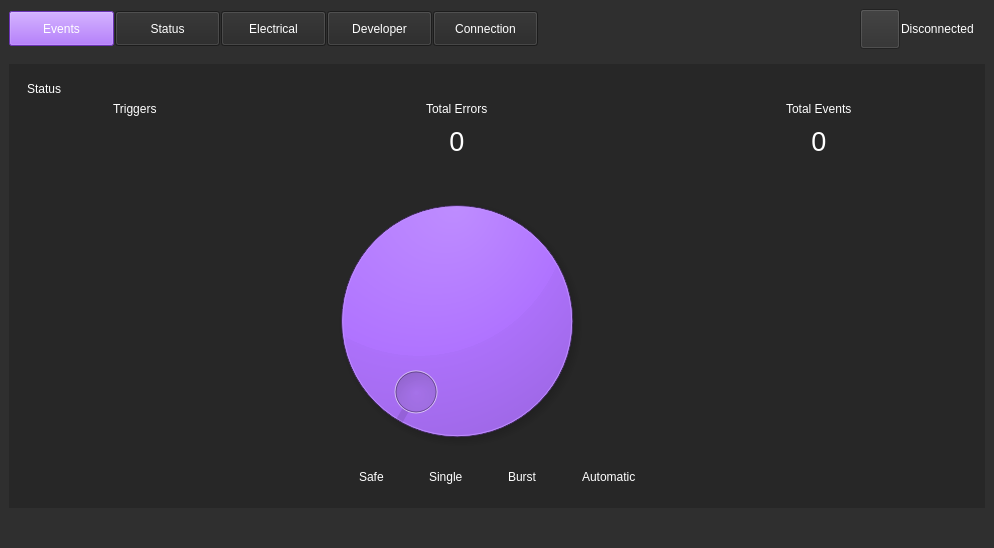
Above: weapon-system-support-software/mainwindow.ui from Team-Controller-NAU/Controller before the change. Below: the same form after it.
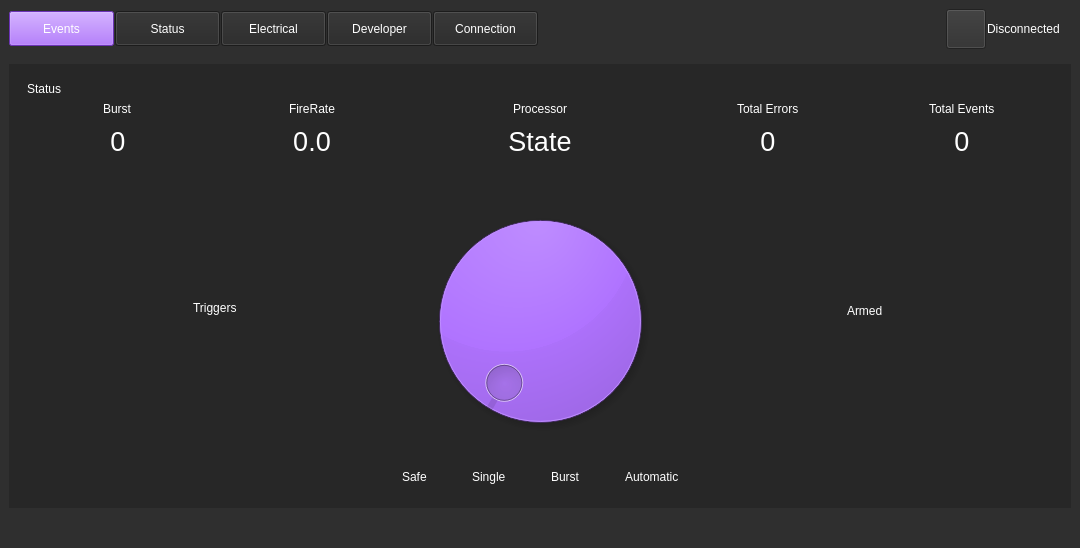
That is the form after the change. The open tabs and pages were chosen to show the change. Icons and pictures are not drawn. Custom widgets are drawn as their Qt base class.

Patch:
```diff
--- a/weapon-system-support-software/mainwindow.ui
+++ b/weapon-system-support-software/mainwindow.ui
@@ -2494,54 +2494,8 @@
            </widget>
            <widget class="QWidget" name="Status_Page">
             <layout class="QGridLayout" name="gridLayout_6">
-             <item row="2" column="4" alignment="Qt::AlignHCenter|Qt::AlignTop">
-              <widget class="QLabel" name="statusEventLabel">
-               <property name="sizePolicy">
-                <sizepolicy hsizetype="Fixed" vsizetype="Fixed">
-                 <horstretch>0</horstretch>
-                 <verstretch>0</verstretch>
-                </sizepolicy>
-               </property>
-               <property name="maximumSize">
-                <size>
-                 <width>296</width>
-                 <height>16777215</height>
-                </size>
-               </property>
-               <property name="styleSheet">
-                <string notr="true">color: rgb(255, 255, 255);
-font: 20pt &quot;Segoe UI&quot;;</string>
-               </property>
-               <property name="text">
-                <string>Total Events</string>
-               </property>
-              </widget>
-             </item>
-             <item row="2" column="0" alignment="Qt::AlignHCenter|Qt::AlignTop">
-              <widget class="QLabel" name="triggerLabel">
-               <property name="sizePolicy">
-                <sizepolicy hsizetype="Fixed" vsizetype="Fixed">
-                 <horstretch>0</horstretch>
-                 <verstretch>0</verstretch>
-                </sizepolicy>
-               </property>
-               <property name="maximumSize">
-                <size>
-                 <width>296</width>
-                 <height>16777215</height>
-                </size>
-               </property>
-               <property name="styleSheet">
-                <string notr="true">color: rgb(255, 255, 255);
-font: 20pt &quot;Segoe UI&quot;;</string>
-               </property>
-               <property name="text">
-                <string>Triggers</string>
-               </property>
-              </widget>
-             </item>
              <item row="3" column="4" alignment="Qt::AlignHCenter|Qt::AlignTop">
-              <widget class="QTextEdit" name="statusEventOutput">
+              <widget class="QTextEdit" name="processorOutput">
                <property name="sizePolicy">
                 <sizepolicy hsizetype="Fixed" vsizetype="Fixed">
                  <horstretch>0</horstretch>
@@ -2550,13 +2504,13 @@
                </property>
                <property name="minimumSize">
                 <size>
-                 <width>296</width>
-                 <height>0</height>
+                 <width>182</width>
+                 <height>50</height>
                 </size>
                </property>
                <property name="maximumSize">
                 <size>
-                 <width>296</width>
+                 <width>182</width>
                  <height>50</height>
                 </size>
                </property>
@@ -2577,71 +2531,68 @@
 li.unchecked::marker { content: &quot;\2610&quot;; }
 li.checked::marker { content: &quot;\2612&quot;; }
 &lt;/style&gt;&lt;/head&gt;&lt;body style=&quot; font-family:'Segoe UI'; font-size:20pt; font-weight:400; font-style:normal;&quot;&gt;
-&lt;p align=&quot;center&quot; style=&quot; margin-top:0px; margin-bottom:0px; margin-left:0px; margin-right:0px; -qt-block-indent:0; text-indent:0px;&quot;&gt;0&lt;/p&gt;&lt;/body&gt;&lt;/html&gt;</string>
+&lt;p align=&quot;center&quot; style=&quot; margin-top:0px; margin-bottom:0px; margin-left:0px; margin-right:0px; -qt-block-indent:0; text-indent:0px;&quot;&gt;State&lt;/p&gt;&lt;/body&gt;&lt;/html&gt;</string>
                </property>
               </widget>
              </item>
-             <item row="0" column="0" alignment="Qt::AlignLeft|Qt::AlignTop">
-              <widget class="QLabel" name="statusTitleLabel">
+             <item row="3" column="0" alignment="Qt::AlignHCenter|Qt::AlignTop">
+              <widget class="QTextEdit" name="burstOutput">
                <property name="sizePolicy">
-                <sizepolicy hsizetype="Preferred" vsizetype="Preferred">
+                <sizepolicy hsizetype="Fixed" vsizetype="Fixed">
                  <horstretch>0</horstretch>
                  <verstretch>0</verstretch>
                 </sizepolicy>
                </property>
-               <property name="maximumSize">
+               <property name="minimumSize">
                 <size>
-                 <width>16777215</width>
-                 <height>35</height>
+                 <width>182</width>
+                 <height>50</height>
                 </size>
                </property>
-               <property name="styleSheet">
-                <string notr="true">color: rgb(255, 255, 255);
-font: 700 24pt &quot;Segoe UI&quot;;</string>
-               </property>
-               <property name="text">
-                <string>Status</string>
-               </property>
-              </widget>
-             </item>
-             <item row="2" column="2" alignment="Qt::AlignHCenter|Qt::AlignTop">
-              <widget class="QLabel" name="statusErrorLabel">
-               <property name="sizePolicy">
-                <sizepolicy hsizetype="Fixed" vsizetype="Fixed">
-                 <horstretch>0</horstretch>
-                 <verstretch>0</verstretch>
-                </sizepolicy>
-               </property>
                <property name="maximumSize">
                 <size>
-                 <width>296</width>
-                 <height>16777215</height>
+                 <width>182</width>
+                 <height>50</height>
                 </size>
                </property>
                <property name="styleSheet">
                 <string notr="true">color: rgb(255, 255, 255);
+background-color: rgb(39, 39, 39);
+border: none;
 font: 20pt &quot;Segoe UI&quot;;</string>
                </property>
-               <property name="text">
-                <string>Total Errors</string>
+               <property name="markdown">
+                <string>0
+
+</string>
                </property>
+               <property name="html">
+                <string>&lt;!DOCTYPE HTML PUBLIC &quot;-//W3C//DTD HTML 4.0//EN&quot; &quot;http://www.w3.org/TR/REC-html40/strict.dtd&quot;&gt;
+&lt;html&gt;&lt;head&gt;&lt;meta name=&quot;qrichtext&quot; content=&quot;1&quot; /&gt;&lt;meta charset=&quot;utf-8&quot; /&gt;&lt;style type=&quot;text/css&quot;&gt;
+p, li { white-space: pre-wrap; }
+hr { height: 1px; border-width: 0; }
+li.unchecked::marker { content: &quot;\2610&quot;; }
+li.checked::marker { content: &quot;\2612&quot;; }
+&lt;/style&gt;&lt;/head&gt;&lt;body style=&quot; font-family:'Segoe UI'; font-size:20pt; font-weight:400; font-style:normal;&quot;&gt;
+&lt;p align=&quot;center&quot; style=&quot; margin-top:13px; margin-bottom:13px; margin-left:0px; margin-right:0px; -qt-block-indent:0; text-indent:0px;&quot;&gt;0&lt;/p&gt;&lt;/body&gt;&lt;/html&gt;</string>
+               </property>
               </widget>
              </item>
-             <item row="4" column="2">
+             <item row="4" column="4">
               <widget class="feedposition" name="feedPosition">
                <property name="enabled">
                 <bool>true</bool>
                </property>
                <property name="sizePolicy">
-                <sizepolicy hsizetype="Expanding" vsizetype="Expanding">
+                <sizepolicy hsizetype="Fixed" vsizetype="Fixed">
                  <horstretch>20</horstretch>
                  <verstretch>20</verstretch>
                 </sizepolicy>
                </property>
                <property name="minimumSize">
                 <size>
-                 <width>200</width>
-                 <height>200</height>
+                 <width>250</width>
+                 <height>250</height>
                 </size>
                </property>
                <property name="toolTip">
@@ -2666,6 +2617,29 @@
                </property>
               </widget>
              </item>
+             <item row="2" column="8" alignment="Qt::AlignHCenter|Qt::AlignTop">
+              <widget class="QLabel" name="statusEventLabel">
+               <property name="sizePolicy">
+                <sizepolicy hsizetype="Fixed" vsizetype="Fixed">
+                 <horstretch>0</horstretch>
+                 <verstretch>0</verstretch>
+                </sizepolicy>
+               </property>
+               <property name="maximumSize">
+                <size>
+                 <width>16777215</width>
+                 <height>16777215</height>
+                </size>
+               </property>
+               <property name="styleSheet">
+                <string notr="true">color: rgb(255, 255, 255);
+font: 20pt &quot;Segoe UI&quot;;</string>
+               </property>
+               <property name="text">
+                <string>Total Events</string>
+               </property>
+              </widget>
+             </item>
              <item row="3" column="1">
               <spacer name="horizontalSpacer_7">
                <property name="orientation">
@@ -2679,26 +2653,209 @@
                </property>
               </spacer>
              </item>
-             <item row="3" column="0">
-              <layout class="QHBoxLayout" name="triggerOutputs">
+             <item row="4" column="0" colspan="3">
+              <layout class="QVBoxLayout" name="triggerLayout">
                <item>
-                <spacer name="horizontalSpacer_10">
+                <spacer name="verticalSpacer_5">
                  <property name="orientation">
-                  <enum>Qt::Horizontal</enum>
+                  <enum>Qt::Vertical</enum>
                  </property>
-                 <property name="sizeType">
-                  <enum>QSizePolicy::Fixed</enum>
+                 <property name="sizeHint" stdset="0">
+                  <size>
+                   <width>20</width>
+                   <height>40</height>
+                  </size>
                  </property>
+                </spacer>
+               </item>
+               <item alignment="Qt::AlignHCenter">
+                <widget class="QLabel" name="triggerLabel">
+                 <property name="sizePolicy">
+                  <sizepolicy hsizetype="Expanding" vsizetype="Fixed">
+                   <horstretch>0</horstretch>
+                   <verstretch>0</verstretch>
+                  </sizepolicy>
+                 </property>
+                 <property name="maximumSize">
+                  <size>
+                   <width>296</width>
+                   <height>16777215</height>
+                  </size>
+                 </property>
+                 <property name="styleSheet">
+                  <string notr="true">color: rgb(255, 255, 255);
+font: 20pt &quot;Segoe UI&quot;;</string>
+                 </property>
+                 <property name="text">
+                  <string>Triggers</string>
+                 </property>
+                </widget>
+               </item>
+               <item>
+                <layout class="QHBoxLayout" name="triggerOutputs">
+                 <item>
+                  <spacer name="horizontalSpacer_10">
+                   <property name="orientation">
+                    <enum>Qt::Horizontal</enum>
+                   </property>
+                   <property name="sizeType">
+                    <enum>QSizePolicy::Fixed</enum>
+                   </property>
+                   <property name="sizeHint" stdset="0">
+                    <size>
+                     <width>80</width>
+                     <height>20</height>
+                    </size>
+                   </property>
+                  </spacer>
+                 </item>
+                 <item>
+                  <widget class="QLabel" name="trigger1">
+                   <property name="maximumSize">
+                    <size>
+                     <width>50</width>
+                     <height>50</height>
+                    </size>
+                   </property>
+                   <property name="toolTip">
+                    <string>&lt;html&gt;&lt;head/&gt;&lt;body&gt;&lt;p&gt;&lt;span style=&quot; font-size:12pt;&quot;&gt;Trigger 1&lt;/span&gt;&lt;/p&gt;&lt;/body&gt;&lt;/html&gt;</string>
+                   </property>
+                   <property name="styleSheet">
+                    <string notr="true">QToolTip{
+    background-color: #000000;
+    color: #FFFFFF;
+    border: 1px solid black;
+}</string>
+                   </property>
+                   <property name="text">
+                    <string/>
+                   </property>
+                   <property name="pixmap">
+                    <pixmap resource="resources.qrc">:/resources/Images/blankButton.png</pixmap>
+                   </property>
+                   <property name="scaledContents">
+                    <bool>true</bool>
+                   </property>
+                  </widget>
+                 </item>
+                 <item>
+                  <spacer name="horizontalSpacer_12">
+                   <property name="orientation">
+                    <enum>Qt::Horizontal</enum>
+                   </property>
+                   <property name="sizeType">
+                    <enum>QSizePolicy::Fixed</enum>
+                   </property>
+                   <property name="sizeHint" stdset="0">
+                    <size>
+                     <width>36</width>
+                     <height>20</height>
+                    </size>
+                   </property>
+                  </spacer>
+                 </item>
+                 <item>
+                  <widget class="QLabel" name="trigger2">
+                   <property name="maximumSize">
+                    <size>
+                     <width>50</width>
+                     <height>50</height>
+                    </size>
+                   </property>
+                   <property name="toolTip">
+                    <string>&lt;html&gt;&lt;head/&gt;&lt;body&gt;&lt;p&gt;&lt;span style=&quot; font-size:12pt; color:#ffffff;&quot;&gt;Trigger 2&lt;/span&gt;&lt;/p&gt;&lt;/body&gt;&lt;/html&gt;</string>
+                   </property>
+                   <property name="styleSheet">
+                    <string notr="true">QToolTip{
+    background-color: #000000;
+    color: #FFFFFF;
+    border: 1px solid black;
+}</string>
+                   </property>
+                   <property name="text">
+                    <string/>
+                   </property>
+                   <property name="pixmap">
+                    <pixmap resource="resources.qrc">:/resources/Images/greenButton.png</pixmap>
+                   </property>
+                   <property name="scaledContents">
+                    <bool>true</bool>
+                   </property>
+                  </widget>
+                 </item>
+                 <item>
+                  <spacer name="horizontalSpacer_11">
+                   <property name="orientation">
+                    <enum>Qt::Horizontal</enum>
+                   </property>
+                   <property name="sizeType">
+                    <enum>QSizePolicy::Fixed</enum>
+                   </property>
+                   <property name="sizeHint" stdset="0">
+                    <size>
+                     <width>80</width>
+                     <height>20</height>
+                    </size>
+                   </property>
+                  </spacer>
+                 </item>
+                </layout>
+               </item>
+               <item>
+                <spacer name="verticalSpacer_3">
+                 <property name="orientation">
+                  <enum>Qt::Vertical</enum>
+                 </property>
                  <property name="sizeHint" stdset="0">
                   <size>
-                   <width>80</width>
-                   <height>20</height>
+                   <width>20</width>
+                   <height>40</height>
                   </size>
                  </property>
                 </spacer>
                </item>
+              </layout>
+             </item>
+             <item row="4" column="6" colspan="3">
+              <layout class="QVBoxLayout" name="armedLayout">
                <item>
-                <widget class="QLabel" name="trigger1">
+                <spacer name="verticalSpacer_6">
+                 <property name="orientation">
+                  <enum>Qt::Vertical</enum>
+                 </property>
+                 <property name="sizeHint" stdset="0">
+                  <size>
+                   <width>20</width>
+                   <height>40</height>
+                  </size>
+                 </property>
+                </spacer>
+               </item>
+               <item alignment="Qt::AlignHCenter">
+                <widget class="QLabel" name="armedLabel">
+                 <property name="sizePolicy">
+                  <sizepolicy hsizetype="Expanding" vsizetype="Fixed">
+                   <horstretch>0</horstretch>
+                   <verstretch>0</verstretch>
+                  </sizepolicy>
+                 </property>
+                 <property name="maximumSize">
+                  <size>
+                   <width>296</width>
+                   <height>16777215</height>
+                  </size>
+                 </property>
+                 <property name="styleSheet">
+                  <string notr="true">color: rgb(255, 255, 255);
+font: 20pt &quot;Segoe UI&quot;;</string>
+                 </property>
+                 <property name="text">
+                  <string>Armed</string>
+                 </property>
+                </widget>
+               </item>
+               <item alignment="Qt::AlignHCenter">
+                <widget class="QLabel" name="armedOutput">
                  <property name="maximumSize">
                   <size>
                    <width>50</width>
@@ -2727,123 +2884,21 @@
                 </widget>
                </item>
                <item>
-                <spacer name="horizontalSpacer_12">
+                <spacer name="verticalSpacer_4">
                  <property name="orientation">
-                  <enum>Qt::Horizontal</enum>
+                  <enum>Qt::Vertical</enum>
                  </property>
-                 <property name="sizeType">
-                  <enum>QSizePolicy::Fixed</enum>
-                 </property>
                  <property name="sizeHint" stdset="0">
                   <size>
-                   <width>36</width>
-                   <height>20</height>
-                  </size>
-                 </property>
-                </spacer>
-               </item>
-               <item>
-                <widget class="QLabel" name="trigger2">
-                 <property name="maximumSize">
-                  <size>
-                   <width>50</width>
-                   <height>50</height>
-                  </size>
-                 </property>
-                 <property name="toolTip">
-                  <string>&lt;html&gt;&lt;head/&gt;&lt;body&gt;&lt;p&gt;&lt;span style=&quot; font-size:12pt; color:#ffffff;&quot;&gt;Trigger 2&lt;/span&gt;&lt;/p&gt;&lt;/body&gt;&lt;/html&gt;</string>
-                 </property>
-                 <property name="styleSheet">
-                  <string notr="true">QToolTip{
-    background-color: #000000;
-    color: #FFFFFF;
-    border: 1px solid black;
-}</string>
-                 </property>
-                 <property name="text">
-                  <string/>
-                 </property>
-                 <property name="pixmap">
-                  <pixmap resource="resources.qrc">:/resources/Images/greenButton.png</pixmap>
-                 </property>
-                 <property name="scaledContents">
-                  <bool>true</bool>
-                 </property>
-                </widget>
-               </item>
-               <item>
-                <spacer name="horizontalSpacer_11">
-                 <property name="orientation">
-                  <enum>Qt::Horizontal</enum>
-                 </property>
-                 <property name="sizeType">
-                  <enum>QSizePolicy::Fixed</enum>
-                 </property>
-                 <property name="sizeHint" stdset="0">
-                  <size>
-                   <width>80</width>
-                   <height>20</height>
+                   <width>20</width>
+                   <height>40</height>
                   </size>
                  </property>
                 </spacer>
                </item>
               </layout>
              </item>
-             <item row="3" column="3">
-              <spacer name="horizontalSpacer_8">
-               <property name="orientation">
-                <enum>Qt::Horizontal</enum>
-               </property>
-               <property name="sizeHint" stdset="0">
-                <size>
-                 <width>40</width>
-                 <height>20</height>
-                </size>
-               </property>
-              </spacer>
-             </item>
-             <item row="3" column="2" alignment="Qt::AlignHCenter|Qt::AlignTop">
-              <widget class="QTextEdit" name="statusErrorOutput">
-               <property name="sizePolicy">
-                <sizepolicy hsizetype="Fixed" vsizetype="Fixed">
-                 <horstretch>0</horstretch>
-                 <verstretch>0</verstretch>
-                </sizepolicy>
-               </property>
-               <property name="minimumSize">
-                <size>
-                 <width>296</width>
-                 <height>0</height>
-                </size>
-               </property>
-               <property name="maximumSize">
-                <size>
-                 <width>296</width>
-                 <height>50</height>
-                </size>
-               </property>
-               <property name="contextMenuPolicy">
-                <enum>Qt::NoContextMenu</enum>
-               </property>
-               <property name="styleSheet">
-                <string notr="true">color: rgb(255, 255, 255);
-background-color: rgb(39, 39, 39);
-border: none;
-font: 20pt &quot;Segoe UI&quot;;</string>
-               </property>
-               <property name="html">
-                <string>&lt;!DOCTYPE HTML PUBLIC &quot;-//W3C//DTD HTML 4.0//EN&quot; &quot;http://www.w3.org/TR/REC-html40/strict.dtd&quot;&gt;
-&lt;html&gt;&lt;head&gt;&lt;meta name=&quot;qrichtext&quot; content=&quot;1&quot; /&gt;&lt;meta charset=&quot;utf-8&quot; /&gt;&lt;style type=&quot;text/css&quot;&gt;
-p, li { white-space: pre-wrap; }
-hr { height: 1px; border-width: 0; }
-li.unchecked::marker { content: &quot;\2610&quot;; }
-li.checked::marker { content: &quot;\2612&quot;; }
-&lt;/style&gt;&lt;/head&gt;&lt;body style=&quot; font-family:'Segoe UI'; font-size:20pt; font-weight:400; font-style:normal;&quot;&gt;
-&lt;p align=&quot;center&quot; style=&quot; margin-top:0px; margin-bottom:0px; margin-left:0px; margin-right:0px; -qt-block-indent:0; text-indent:0px;&quot;&gt;0&lt;/p&gt;&lt;/body&gt;&lt;/html&gt;</string>
-               </property>
-              </widget>
-             </item>
-             <item row="7" column="0" colspan="5">
+             <item row="7" column="0" colspan="9">
               <layout class="QHBoxLayout" name="horizontalLayout_4">
                <property name="spacing">
                 <number>0</number>
@@ -3019,6 +3074,267 @@
                </item>
               </layout>
              </item>
+             <item row="2" column="6" alignment="Qt::AlignHCenter|Qt::AlignTop">
+              <widget class="QLabel" name="statusErrorLabel">
+               <property name="sizePolicy">
+                <sizepolicy hsizetype="Fixed" vsizetype="Fixed">
+                 <horstretch>0</horstretch>
+                 <verstretch>0</verstretch>
+                </sizepolicy>
+               </property>
+               <property name="maximumSize">
+                <size>
+                 <width>16777215</width>
+                 <height>16777215</height>
+                </size>
+               </property>
+               <property name="styleSheet">
+                <string notr="true">color: rgb(255, 255, 255);
+font: 20pt &quot;Segoe UI&quot;;</string>
+               </property>
+               <property name="text">
+                <string>Total Errors</string>
+               </property>
+              </widget>
+             </item>
+             <item row="0" column="0" alignment="Qt::AlignLeft|Qt::AlignTop">
+              <widget class="QLabel" name="statusTitleLabel">
+               <property name="sizePolicy">
+                <sizepolicy hsizetype="Preferred" vsizetype="Preferred">
+                 <horstretch>0</horstretch>
+                 <verstretch>0</verstretch>
+                </sizepolicy>
+               </property>
+               <property name="maximumSize">
+                <size>
+                 <width>16777215</width>
+                 <height>35</height>
+                </size>
+               </property>
+               <property name="styleSheet">
+                <string notr="true">color: rgb(255, 255, 255);
+font: 700 24pt &quot;Segoe UI&quot;;</string>
+               </property>
+               <property name="text">
+                <string>Status</string>
+               </property>
+              </widget>
+             </item>
+             <item row="3" column="6" alignment="Qt::AlignHCenter|Qt::AlignTop">
+              <widget class="QTextEdit" name="statusErrorOutput">
+               <property name="sizePolicy">
+                <sizepolicy hsizetype="Fixed" vsizetype="Fixed">
+                 <horstretch>0</horstretch>
+                 <verstretch>0</verstretch>
+                </sizepolicy>
+               </property>
+               <property name="minimumSize">
+                <size>
+                 <width>182</width>
+                 <height>50</height>
+                </size>
+               </property>
+               <property name="maximumSize">
+                <size>
+                 <width>182</width>
+                 <height>50</height>
+                </size>
+               </property>
+               <property name="contextMenuPolicy">
+                <enum>Qt::NoContextMenu</enum>
+               </property>
+               <property name="styleSheet">
+                <string notr="true">color: rgb(255, 255, 255);
+background-color: rgb(39, 39, 39);
+border: none;
+font: 20pt &quot;Segoe UI&quot;;</string>
+               </property>
+               <property name="html">
+                <string>&lt;!DOCTYPE HTML PUBLIC &quot;-//W3C//DTD HTML 4.0//EN&quot; &quot;http://www.w3.org/TR/REC-html40/strict.dtd&quot;&gt;
+&lt;html&gt;&lt;head&gt;&lt;meta name=&quot;qrichtext&quot; content=&quot;1&quot; /&gt;&lt;meta charset=&quot;utf-8&quot; /&gt;&lt;style type=&quot;text/css&quot;&gt;
+p, li { white-space: pre-wrap; }
+hr { height: 1px; border-width: 0; }
+li.unchecked::marker { content: &quot;\2610&quot;; }
+li.checked::marker { content: &quot;\2612&quot;; }
+&lt;/style&gt;&lt;/head&gt;&lt;body style=&quot; font-family:'Segoe UI'; font-size:20pt; font-weight:400; font-style:normal;&quot;&gt;
+&lt;p align=&quot;center&quot; style=&quot; margin-top:0px; margin-bottom:0px; margin-left:0px; margin-right:0px; -qt-block-indent:0; text-indent:0px;&quot;&gt;0&lt;/p&gt;&lt;/body&gt;&lt;/html&gt;</string>
+               </property>
+              </widget>
+             </item>
+             <item row="2" column="0" alignment="Qt::AlignHCenter|Qt::AlignTop">
+              <widget class="QLabel" name="burstLabel_2">
+               <property name="sizePolicy">
+                <sizepolicy hsizetype="Fixed" vsizetype="Fixed">
+                 <horstretch>0</horstretch>
+                 <verstretch>0</verstretch>
+                </sizepolicy>
+               </property>
+               <property name="styleSheet">
+                <string notr="true">color: rgb(255, 255, 255);
+font: 20pt &quot;Segoe UI&quot;;</string>
+               </property>
+               <property name="text">
+                <string>Burst</string>
+               </property>
+              </widget>
+             </item>
+             <item row="3" column="8" alignment="Qt::AlignHCenter|Qt::AlignTop">
+              <widget class="QTextEdit" name="statusEventOutput">
+               <property name="sizePolicy">
+                <sizepolicy hsizetype="Fixed" vsizetype="Fixed">
+                 <horstretch>0</horstretch>
+                 <verstretch>0</verstretch>
+                </sizepolicy>
+               </property>
+               <property name="minimumSize">
+                <size>
+                 <width>182</width>
+                 <height>50</height>
+                </size>
+               </property>
+               <property name="maximumSize">
+                <size>
+                 <width>182</width>
+                 <height>50</height>
+                </size>
+               </property>
+               <property name="contextMenuPolicy">
+                <enum>Qt::NoContextMenu</enum>
+               </property>
+               <property name="styleSheet">
+                <string notr="true">color: rgb(255, 255, 255);
+background-color: rgb(39, 39, 39);
+border: none;
+font: 20pt &quot;Segoe UI&quot;;</string>
+               </property>
+               <property name="html">
+                <string>&lt;!DOCTYPE HTML PUBLIC &quot;-//W3C//DTD HTML 4.0//EN&quot; &quot;http://www.w3.org/TR/REC-html40/strict.dtd&quot;&gt;
+&lt;html&gt;&lt;head&gt;&lt;meta name=&quot;qrichtext&quot; content=&quot;1&quot; /&gt;&lt;meta charset=&quot;utf-8&quot; /&gt;&lt;style type=&quot;text/css&quot;&gt;
+p, li { white-space: pre-wrap; }
+hr { height: 1px; border-width: 0; }
+li.unchecked::marker { content: &quot;\2610&quot;; }
+li.checked::marker { content: &quot;\2612&quot;; }
+&lt;/style&gt;&lt;/head&gt;&lt;body style=&quot; font-family:'Segoe UI'; font-size:20pt; font-weight:400; font-style:normal;&quot;&gt;
+&lt;p align=&quot;center&quot; style=&quot; margin-top:0px; margin-bottom:0px; margin-left:0px; margin-right:0px; -qt-block-indent:0; text-indent:0px;&quot;&gt;0&lt;/p&gt;&lt;/body&gt;&lt;/html&gt;</string>
+               </property>
+              </widget>
+             </item>
+             <item row="2" column="4" alignment="Qt::AlignHCenter|Qt::AlignTop">
+              <widget class="QLabel" name="processorLabel">
+               <property name="sizePolicy">
+                <sizepolicy hsizetype="Fixed" vsizetype="Fixed">
+                 <horstretch>0</horstretch>
+                 <verstretch>0</verstretch>
+                </sizepolicy>
+               </property>
+               <property name="styleSheet">
+                <string notr="true">color: rgb(255, 255, 255);
+font: 20pt &quot;Segoe UI&quot;;</string>
+               </property>
+               <property name="text">
+                <string>Processor</string>
+               </property>
+              </widget>
+             </item>
+             <item row="3" column="5">
+              <spacer name="horizontalSpacer_14">
+               <property name="orientation">
+                <enum>Qt::Horizontal</enum>
+               </property>
+               <property name="sizeHint" stdset="0">
+                <size>
+                 <width>40</width>
+                 <height>20</height>
+                </size>
+               </property>
+              </spacer>
+             </item>
+             <item row="2" column="2" alignment="Qt::AlignHCenter|Qt::AlignTop">
+              <widget class="QLabel" name="fireRateLabel">
+               <property name="sizePolicy">
+                <sizepolicy hsizetype="Fixed" vsizetype="Fixed">
+                 <horstretch>0</horstretch>
+                 <verstretch>0</verstretch>
+                </sizepolicy>
+               </property>
+               <property name="styleSheet">
+                <string notr="true">color: rgb(255, 255, 255);
+font: 20pt &quot;Segoe UI&quot;;</string>
+               </property>
+               <property name="text">
+                <string>FireRate</string>
+               </property>
+              </widget>
+             </item>
+             <item row="3" column="2" alignment="Qt::AlignHCenter|Qt::AlignTop">
+              <widget class="QTextEdit" name="fireRateOutput">
+               <property name="sizePolicy">
+                <sizepolicy hsizetype="Fixed" vsizetype="Fixed">
+                 <horstretch>0</horstretch>
+                 <verstretch>0</verstretch>
+                </sizepolicy>
+               </property>
+               <property name="minimumSize">
+                <size>
+                 <width>182</width>
+                 <height>50</height>
+                </size>
+               </property>
+               <property name="maximumSize">
+                <size>
+                 <width>16777215</width>
+                 <height>50</height>
+                </size>
+               </property>
+               <property name="styleSheet">
+                <string notr="true">color: rgb(255, 255, 255);
+background-color: rgb(39, 39, 39);
+border: none;
+font: 20pt &quot;Segoe UI&quot;;</string>
+               </property>
+               <property name="markdown">
+                <string>0.0
+
+</string>
+               </property>
+               <property name="html">
+                <string>&lt;!DOCTYPE HTML PUBLIC &quot;-//W3C//DTD HTML 4.0//EN&quot; &quot;http://www.w3.org/TR/REC-html40/strict.dtd&quot;&gt;
+&lt;html&gt;&lt;head&gt;&lt;meta name=&quot;qrichtext&quot; content=&quot;1&quot; /&gt;&lt;meta charset=&quot;utf-8&quot; /&gt;&lt;style type=&quot;text/css&quot;&gt;
+p, li { white-space: pre-wrap; }
+hr { height: 1px; border-width: 0; }
+li.unchecked::marker { content: &quot;\2610&quot;; }
+li.checked::marker { content: &quot;\2612&quot;; }
+&lt;/style&gt;&lt;/head&gt;&lt;body style=&quot; font-family:'Segoe UI'; font-size:20pt; font-weight:400; font-style:normal;&quot;&gt;
+&lt;p align=&quot;center&quot; style=&quot; margin-top:13px; margin-bottom:13px; margin-left:0px; margin-right:0px; -qt-block-indent:0; text-indent:0px;&quot;&gt;0.0&lt;/p&gt;&lt;/body&gt;&lt;/html&gt;</string>
+               </property>
+              </widget>
+             </item>
+             <item row="3" column="3">
+              <spacer name="horizontalSpacer_8">
+               <property name="orientation">
+                <enum>Qt::Horizontal</enum>
+               </property>
+               <property name="sizeHint" stdset="0">
+                <size>
+                 <width>40</width>
+                 <height>20</height>
+                </size>
+               </property>
+              </spacer>
+             </item>
+             <item row="3" column="7">
+              <spacer name="horizontalSpacer_15">
+               <property name="orientation">
+                <enum>Qt::Horizontal</enum>
+               </property>
+               <property name="sizeHint" stdset="0">
+                <size>
+                 <width>40</width>
+                 <height>20</height>
+                </size>
+               </property>
+              </spacer>
+             </item>
             </layout>
            </widget>
            <widget class="QWidget" name="Settings_Page">
```
Left out of the diff: 723 changed lines with no effect on the pictures.
